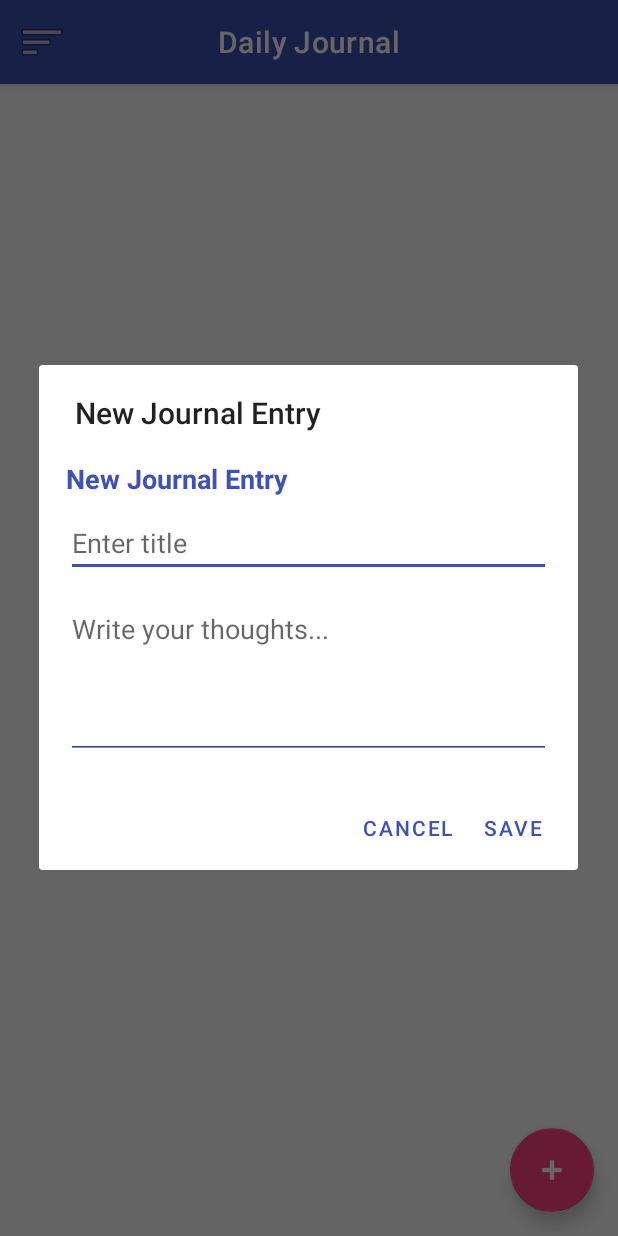
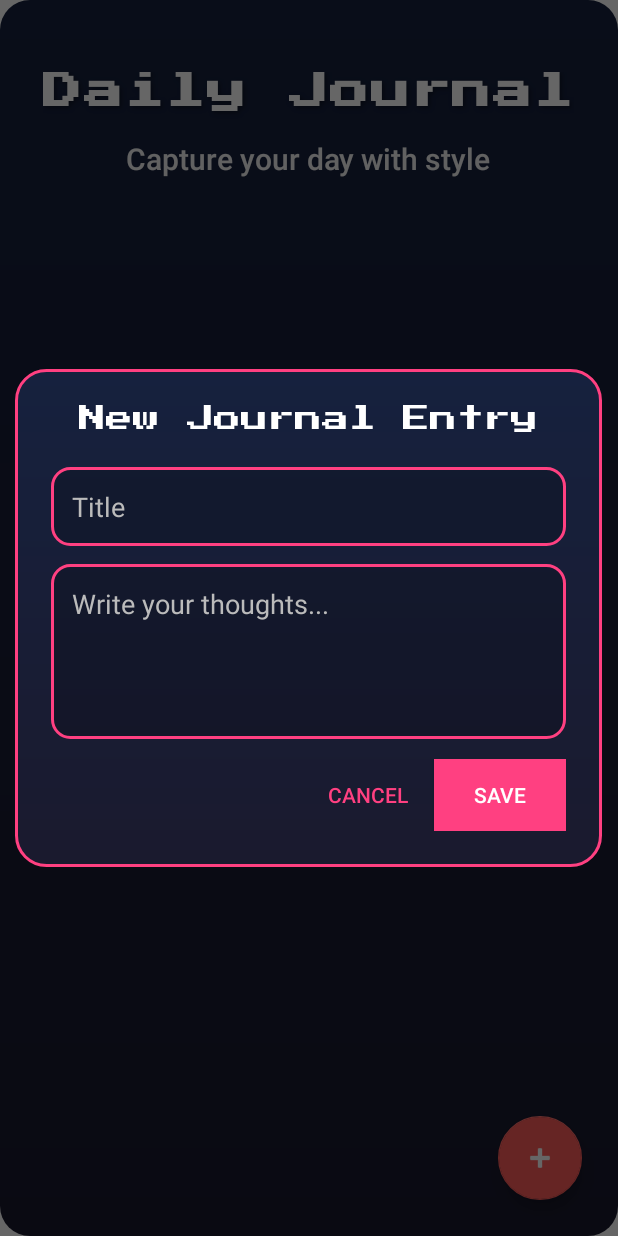
Before and after one commit to Shrinivas2708/Kotlin, an Android app: the screen it shows after launch (MainActivity), after a tap on "Add", on a phone screen of 412 x 824 dp. Run offline under Robolectric (Android 15) with nearby library versions, the phone set to English and light mode, and no system bars.

Commit message:
added better gradients

```diff
--- a/app/src/main/java/com/example/dailyjournal/MainActivity.kt
+++ b/app/src/main/java/com/example/dailyjournal/MainActivity.kt
@@ -1,11 +1,16 @@
 package com.example.dailyjournal
 
 import android.content.Intent
+import android.graphics.Color
+import android.graphics.drawable.ColorDrawable
 import android.os.AsyncTask
 import android.os.Bundle
+import android.view.Gravity
 import android.view.LayoutInflater
 import android.view.View
+import android.widget.Button
 import android.widget.EditText
+import android.widget.LinearLayout
 import android.widget.Toast
 import androidx.appcompat.app.AlertDialog
 import androidx.appcompat.app.AppCompatActivity
@@ -23,16 +28,16 @@ class MainActivity : AppCompatActivity() {
     override fun onCreate(savedInstanceState: Bundle?) {
         super.onCreate(savedInstanceState)
         setContentView(R.layout.activity_main)
-        setSupportActionBar(findViewById(R.id.toolbar))
-        findViewById<MaterialToolbar>(R.id.toolbar).setOnMenuItemClickListener { item ->
-            when (item.itemId) {
-                R.id.action_refresh -> {
-                    LoadBlogsTask().execute()
-                    true
-                }
-                else -> false
-            }
-        }
+//        setSupportActionBar(findViewById(R.id.toolbar))
+//        findViewById<MaterialToolbar>(R.id.toolbar).setOnMenuItemClickListener { item ->
+//            when (item.itemId) {
+//                R.id.action_refresh -> {
+//                    LoadBlogsTask().execute()
+//                    true
+//                }
+//                else -> false
+//            }
+//        }
 
 
         adapter = BlogAdapter(mutableListOf(), onClick = { openDetail(it) }, onDelete = { confirmDelete(it) })
@@ -52,19 +57,50 @@ class MainActivity : AppCompatActivity() {
         val etTitle = v.findViewById<EditText>(R.id.etTitle)
         val etBody = v.findViewById<EditText>(R.id.etBody)
 
-        AlertDialog.Builder(this)
-            .setTitle("New Journal Entry")
+        val dialog = AlertDialog.Builder(this, R.style.RetroDialog)
             .setView(v)
-            .setPositiveButton("Save") { _, _ ->
+            .setCancelable(false)
+            .create()
+
+        dialog.show()
+
+        dialog.window?.setBackgroundDrawable(ColorDrawable(Color.TRANSPARENT))
+
+        val btnSave = Button(this).apply {
+            text = "Save"
+            setTextColor(Color.WHITE)
+            setBackgroundColor(Color.parseColor("#FF4081"))
+        }
+
+        val btnCancel = Button(this).apply {
+            text = "Cancel"
+            setTextColor(Color.parseColor("#FF4081"))
+            setBackgroundColor(Color.TRANSPARENT)
+        }
+
+        val container = LinearLayout(this).apply {
+            orientation = LinearLayout.HORIZONTAL
+            gravity = Gravity.END
+            setPadding(0, 20, 0, 0)
+            addView(btnCancel)
+            addView(btnSave)
+        }
+
+        (v as LinearLayout).addView(container)
+
+        btnCancel.setOnClickListener { dialog.dismiss() }
+        btnSave.setOnClickListener {
             val title = etTitle.text.toString().trim()
             val body = etBody.text.toString().trim()
-                if (title.isNotEmpty() && body.isNotEmpty()) {
+            if (title.isEmpty() || body.isEmpty()) {
+                Toast.makeText(this, "Please fill both fields", Toast.LENGTH_SHORT).show()
+            } else {
                 CreateBlogTask(title, body).execute()
-                } else Toast.makeText(this, "Please fill both fields", Toast.LENGTH_SHORT).show()
+                dialog.dismiss()
             }
-            .setNegativeButton("Cancel", null)
-            .show()
         }
+    }
+
 
     inner class LoadBlogsTask : AsyncTask<Void, Void, List<Blog>>() {
         override fun onPreExecute() {
@@ -113,10 +149,22 @@ class MainActivity : AppCompatActivity() {
     }
 
     private fun confirmDelete(blog: Blog) {
-        AlertDialog.Builder(this)
-            .setTitle("Delete Journal")
-            .setMessage("Are you sure you want to delete this entry?")
-            .setPositiveButton("Delete") { _, _ ->
+        val v = LayoutInflater.from(this).inflate(R.layout.dialog_confirm_delete, null)
+        val btnCancel = v.findViewById<Button>(R.id.btnCancel)
+        val btnDelete = v.findViewById<Button>(R.id.btnDelete)
+
+        val dialog = AlertDialog.Builder(this, R.style.RetroDialog)
+            .setView(v)
+            .setCancelable(false)
+            .create()
+
+        dialog.show()
+        dialog.window?.setBackgroundDrawable(ColorDrawable(Color.TRANSPARENT))
+
+        btnCancel.setOnClickListener { dialog.dismiss() }
+
+        btnDelete.setOnClickListener {
+            dialog.dismiss()
             AsyncTask.execute {
                 val success = NetworkUtils.deleteBlog(blog.id ?: "")
                 runOnUiThread {
@@ -127,9 +175,8 @@ class MainActivity : AppCompatActivity() {
                 }
             }
         }
-            .setNegativeButton("Cancel", null)
-            .show()
     }
+
 
 
 
--- /dev/null
+++ b/app/src/main/res/drawable/bg_dialog_card.xml
@@ -0,0 +1,11 @@
+<?xml version="1.0" encoding="utf-8"?>
+<shape xmlns:android="http://schemas.android.com/apk/res/android"
+    android:shape="rectangle">
+    <gradient
+        android:type="linear"
+        android:angle="90"
+        android:startColor="#1A1A2E"
+        android:endColor="#16213E" />
+    <corners android:radius="20dp" />
+    <stroke android:width="2dp" android:color="#FF4081" />
+</shape>
--- /dev/null
+++ b/app/src/main/res/drawable/bg_gradient_detail.xml
@@ -0,0 +1 @@
+<?xml version="1.0" encoding="utf-8"?> <shape xmlns:android="http://schemas.android.com/apk/res/android" android:shape="rectangle"> <gradient android:type="linear" android:angle="90" android:startColor="#1A1A2E" android:endColor="#16213E" /> <corners android:radius="20dp" />  </shape>
--- /dev/null
+++ b/app/src/main/res/drawable/bg_gradient_retro.xml
@@ -0,0 +1 @@
+<?xml version="1.0" encoding="utf-8"?> <shape xmlns:android="http://schemas.android.com/apk/res/android" android:shape="rectangle"> <gradient android:type="linear" android:angle="90" android:startColor="#1A1A2E" android:endColor="#16213E" /> <corners android:radius="20dp" />  </shape>
--- /dev/null
+++ b/app/src/main/res/drawable/bg_input_field.xml
@@ -0,0 +1,7 @@
+<?xml version="1.0" encoding="utf-8"?>
+<shape xmlns:android="http://schemas.android.com/apk/res/android"
+    android:shape="rectangle">
+    <solid android:color="#33000000" />
+    <stroke android:width="2dp" android:color="#FF4081" />
+    <corners android:radius="12dp" />
+</shape>
--- a/app/src/main/res/layout/activity_main.xml
+++ b/app/src/main/res/layout/activity_main.xml
@@ -5,63 +5,106 @@
     android:id="@+id/rootMain"
     android:layout_width="match_parent"
     android:layout_height="match_parent"
-    android:background="@color/backgroundLight">
+    android:background="@drawable/bg_gradient_retro">
 
-    <com.google.android.material.appbar.AppBarLayout
+    <!-- RETRO HEADER -->
+    <LinearLayout
+        android:id="@+id/header"
         android:layout_width="match_parent"
         android:layout_height="wrap_content"
-        android:elevation="4dp">
+        android:paddingTop="48dp"
+        android:paddingBottom="16dp"
+        android:orientation="vertical"
+        android:gravity="center_horizontal">
 
-        <com.google.android.material.appbar.MaterialToolbar
-            android:id="@+id/toolbar"
-            style="@style/Widget.MaterialComponents.Toolbar.Primary"
-            android:layout_width="match_parent"
-            android:layout_height="?attr/actionBarSize"
-            android:background="@color/colorPrimary"
-            android:theme="@style/ThemeOverlay.MaterialComponents.Dark.ActionBar"
-            app:title="Daily Journal"
-            app:titleCentered="true"
-            app:navigationIcon="@android:drawable/ic_menu_sort_by_size"
-            app:menu="@menu/main_menu" />
+        <TextView
+            android:id="@+id/tvAppTitle"
+            android:layout_width="wrap_content"
+            android:layout_height="wrap_content"
+            android:text="Daily Journal"
+            android:textSize="26sp"
+            android:textStyle="bold"
+            android:fontFamily="@font/press_start_2p"
+            android:textColor="#FFFFFF"
+            android:letterSpacing="0.05"
+            android:shadowColor="#66000000"
+            android:shadowDx="2"
+            android:shadowDy="2"
+            android:shadowRadius="4" />
 
-    </com.google.android.material.appbar.AppBarLayout>
+        <TextView
+            android:id="@+id/tvSubtitle"
+            android:layout_width="wrap_content"
+            android:layout_height="wrap_content"
+            android:text="Capture your day with style"
+            android:textSize="20sp"
+            android:fontFamily="sans-serif-medium"
+            android:textColor="#F3F3F3"
+            android:layout_marginTop="8dp"/>
+    </LinearLayout>
 
-    <androidx.recyclerview.widget.RecyclerView
-        android:id="@+id/rvBlogs"
+
+
+    <!-- MAIN CONTENT -->
+    <androidx.coordinatorlayout.widget.CoordinatorLayout
         android:layout_width="match_parent"
         android:layout_height="match_parent"
-        android:padding="8dp"
-        android:clipToPadding="false"
-        app:layout_behavior="@string/appbar_scrolling_view_behavior"/>
+        app:layout_behavior="@string/appbar_scrolling_view_behavior"
 
+        >
+        <androidx.recyclerview.widget.RecyclerView
+            android:id="@+id/rvBlogs"
+            android:layout_width="match_parent"
+            android:layout_height="match_parent"
+            android:layout_marginTop="140dp"
+            android:paddingStart="16dp"
+            android:paddingEnd="16dp"
+            android:paddingBottom="100dp"
+            android:clipToPadding="false"
+            />
+    </androidx.coordinatorlayout.widget.CoordinatorLayout>
+
+
+    <!-- FAB -->
+
+
+    <!-- RETRO LOADING OVERLAY -->
     <com.google.android.material.floatingactionbutton.FloatingActionButton
         android:id="@+id/fabCreate"
         android:layout_width="wrap_content"
         android:layout_height="wrap_content"
-        android:layout_margin="16dp"
+        android:layout_gravity="bottom|end"
+        android:layout_margin="24dp"
         android:contentDescription="Add"
+        app:backgroundTint="#FF5E5B"
         app:srcCompat="@android:drawable/ic_input_add"
-        app:tint="@android:color/white"
-        app:backgroundTint="@color/colorAccent"
-        app:layout_anchorGravity="bottom|end"
-        app:layout_anchor="@id/rvBlogs"/>
-
-    <!-- LOADING OVERLAY -->
+        app:tint="@android:color/white" />
+    <!--    <stroke android:width="2dp" android:color="#FF4081" />-->
+    <!-- RETRO LOADING OVERLAY -->
     <FrameLayout
         android:id="@+id/loadingOverlay"
         android:layout_width="match_parent"
         android:layout_height="match_parent"
-        android:background="#80000000"
+        android:background="#B3000000"
+
         android:visibility="gone"
         android:gravity="center">
 
-        <com.google.android.material.progressindicator.CircularProgressIndicator
-            android:id="@+id/progressIndicator"
-            android:layout_width="64dp"
-            android:layout_height="64dp"
-            app:indicatorSize="64dp"
-            app:indicatorColor="@color/colorPrimary"
-            app:trackThickness="6dp"
-            android:indeterminate="true"/>
+        <LinearLayout
+            android:layout_width="wrap_content"
+            android:layout_height="wrap_content"
+            android:orientation="vertical"
+            android:gravity="center">
+
+            <com.google.android.material.progressindicator.CircularProgressIndicator
+                android:id="@+id/progressIndicator"
+                android:layout_width="72dp"
+                android:layout_height="72dp"
+                android:indeterminate="true"
+                app:indicatorColor="#FFCC70"
+                app:trackThickness="6dp" />
+        </LinearLayout>
     </FrameLayout>
+
+
 </androidx.coordinatorlayout.widget.CoordinatorLayout>
--- a/app/src/main/res/layout/dialog_create.xml
+++ b/app/src/main/res/layout/dialog_create.xml
@@ -1,35 +1,45 @@
+<?xml version="1.0" encoding="utf-8"?>
 <LinearLayout xmlns:android="http://schemas.android.com/apk/res/android"
     android:orientation="vertical"
-    android:background="@color/cardBackground"
-    android:padding="18dp"
     android:layout_width="match_parent"
-    android:layout_height="wrap_content">
+    android:layout_height="wrap_content"
+    android:padding="24dp"
+    android:background="@drawable/bg_dialog_card"
+    android:gravity="center_horizontal">
 
     <TextView
+        android:id="@+id/tvDialogTitle"
         android:text="New Journal Entry"
-        android:textColor="@color/colorPrimary"
+        android:layout_width="match_parent"
+        android:layout_height="wrap_content"
+        android:textColor="#FFFFFF"
         android:textSize="18sp"
-        android:textStyle="bold"
-        android:layout_marginBottom="8dp"
-        android:layout_width="wrap_content"
-        android:layout_height="wrap_content"/>
+        android:fontFamily="@font/press_start_2p"
+        android:layout_marginBottom="16dp"
+        android:gravity="center" />
 
     <EditText
         android:id="@+id/etTitle"
-        android:hint="Enter title"
-        android:backgroundTint="@color/colorPrimary"
-        android:inputType="textCapSentences"
+        android:hint="Title"
         android:layout_width="match_parent"
-        android:layout_height="wrap_content"/>
+        android:layout_height="wrap_content"
+        android:layout_marginBottom="12dp"
+        android:padding="14dp"
+        android:textColor="#FFFFFF"
+        android:textColorHint="#BBBBBB"
+        android:background="@drawable/bg_input_field"
+        android:inputType="textCapSentences" />
 
     <EditText
         android:id="@+id/etBody"
         android:hint="Write your thoughts..."
-        android:backgroundTint="@color/colorPrimaryDark"
+        android:layout_width="match_parent"
+        android:layout_height="wrap_content"
+        android:minLines="4"
         android:gravity="top"
-        android:minLines="4"
-        android:layout_marginTop="12dp"
-        android:inputType="textMultiLine"
-        android:layout_width="match_parent"
-        android:layout_height="wrap_content"/>
+        android:padding="14dp"
+        android:textColor="#FFFFFF"
+        android:textColorHint="#BBBBBB"
+        android:background="@drawable/bg_input_field"
+        android:inputType="textMultiLine" />
 </LinearLayout>
--- a/app/src/main/res/values/themes.xml
+++ b/app/src/main/res/values/themes.xml
@@ -1,10 +1,20 @@
+<?xml version="1.0" encoding="utf-8"?>
 <resources xmlns:tools="http://schemas.android.com/tools">
+
+    <!-- Your app theme -->
     <style name="Theme.Dailyjournal" parent="Theme.MaterialComponents.DayNight.NoActionBar">
         <item name="colorPrimary">@color/colorPrimary</item>
         <item name="colorPrimaryVariant">@color/colorPrimaryDark</item>
-        <item name="colorOnPrimary">@android:color/white</item>
-        <item name="colorSecondary">@color/colorAccent</item>
+        <item name="colorAccent">@color/colorAccent</item>
         <item name="android:statusBarColor">@color/colorPrimaryDark</item>
         <item name="android:navigationBarColor">@color/colorPrimary</item>
+        <item name="alertDialogTheme">@style/RetroDialog</item> <!-- optional -->
     </style>
+
+    <!-- Custom Dialog -->
+    <style name="RetroDialog" parent="ThemeOverlay.MaterialComponents.Dialog.Alert">
+        <item name="android:windowMinWidthMajor">90%</item>
+        <item name="android:windowBackground">@android:color/transparent</item>
+    </style>
+
 </resources>
```
Also changed, not shown: app/src/main/res/drawable/bg_dialog_glass.xml (added, +7 -0 lines), app/src/main/res/drawable/bg_glass_card.xml (added, +7 -0 lines), app/src/main/res/drawable/text_glow.xml (added, +7 -0 lines), app/src/main/res/layout/activity_detail.xml (+65 -20 lines), app/src/main/res/layout/dialog_confirm_delete.xml (added, +61 -0 lines), app/src/main/res/layout/item_blog.xml (+28 -20 lines), app/src/main/res/font/press_start_2p.ttf (added). Lines whose indentation alone changed are shown as unchanged.
